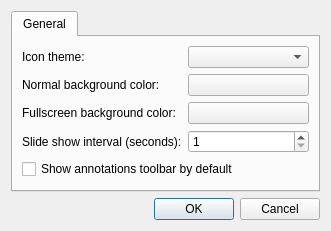
Above: src/preferencesdialog.ui from lxqt/lximage-qt before the change. Below: the same form after it.
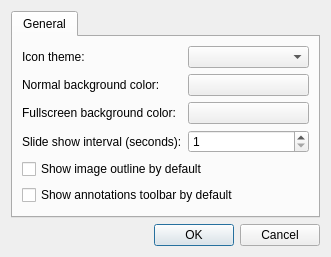
That is the form after the change. Custom widgets are drawn as their Qt base class.

Commit message:
Optionally show image outline
Closes https://github.com/lxqt/lximage-qt/issues/196

It is useful for checking the space around an image/icon.

Also found and fixed a small hidden bug about showing next/previous image.

The edit to the form file:
```diff
--- a/src/preferencesdialog.ui
+++ b/src/preferencesdialog.ui
@@ -80,6 +80,13 @@
         </widget>
        </item>
        <item row="4" column="0" colspan="2">
+        <widget class="QCheckBox" name="oulineBox">
+         <property name="text">
+          <string>Show image outline by default</string>
+         </property>
+        </widget>
+       </item>
+       <item row="5" column="0" colspan="2">
         <widget class="QCheckBox" name="annotationBox">
          <property name="text">
           <string>Show annotations toolbar by default</string>
```
The commit also changes 8 other files.
